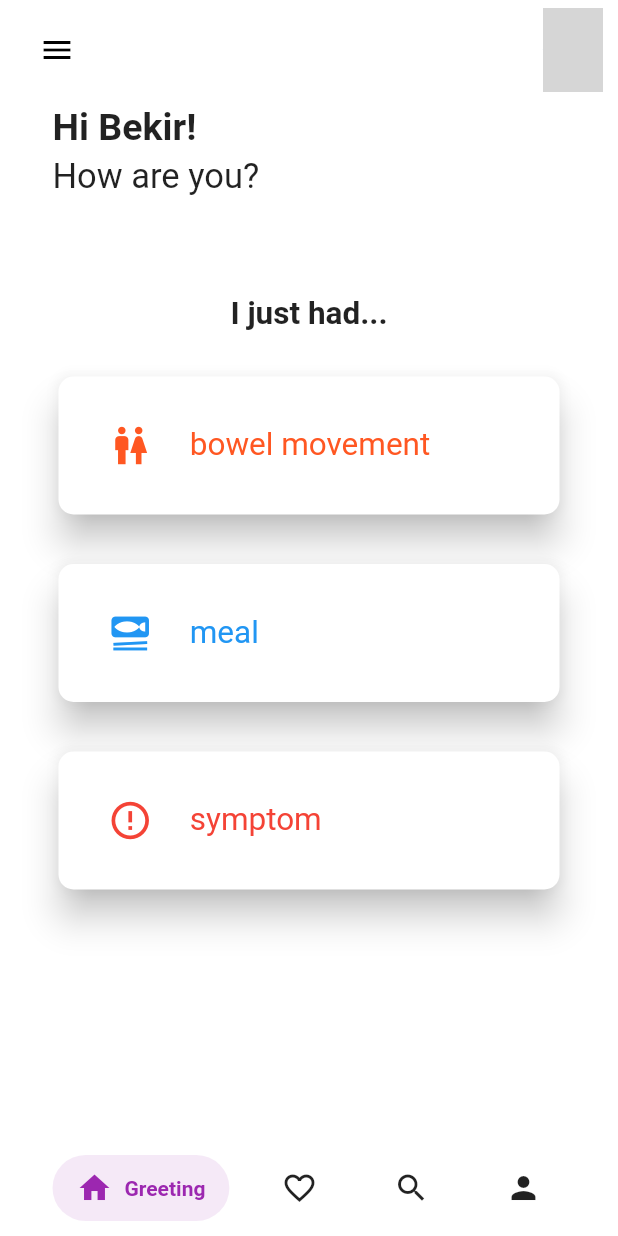
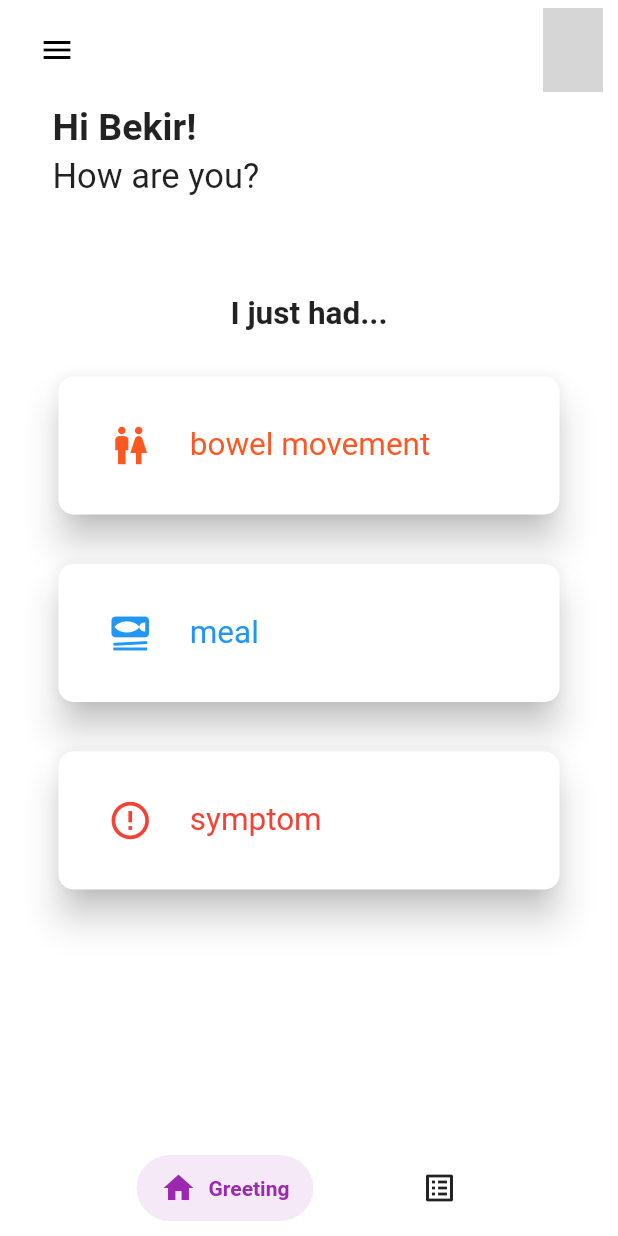
Before and after one commit to xnart/scd-mobile, a Flutter app: the HomePage screen opened by its route, on a phone screen of 412 x 824 dp. Run offline on Flutter 3.47's test engine with Material 2 defaults, Android fonts, the phone set to English and light mode, and no system bars; drawn by our look-alikes of salomon_bottom_bar; our stand-ins replace cloud_firestore, firebase_core, flutter_mobx, get, mobx; accounts and stored records are empty; generated files the repository leaves out were written again; network calls fail; grey boxes are pictures that could not be loaded.

Commit message:
organize files

```diff
--- a/scd_app/lib/pages/home.dart
+++ b/scd_app/lib/pages/home/home.dart
@@ -3,8 +3,8 @@ import 'package:flutter_mobx/flutter_mobx.dart';
 import 'package:get/get.dart';
 import 'package:salomon_bottom_bar/salomon_bottom_bar.dart';
 import 'package:scd_app/components/MyAppBar.dart';
-import 'package:scd_app/pages/scd_food_list.dart';
-import 'package:scd_app/pages/greeting.dart';
+import 'package:scd_app/pages/home/scd_food_list.dart';
+import 'package:scd_app/pages/home/greeting.dart';
 import 'package:scd_app/stores/navigation_store.dart';
 
 class HomePage extends StatelessWidget {
@@ -73,19 +73,9 @@ class HomePage extends StatelessWidget {
             selectedColor: Colors.purple,
           ),
           SalomonBottomBarItem(
-            icon: Icon(Icons.favorite_border),
+            icon: Icon(Icons.list_alt),
             title: Text("SCD Food List"),
             selectedColor: Colors.pink,
-          ),
-          SalomonBottomBarItem(
-            icon: Icon(Icons.search),
-            title: Text("Search"),
-            selectedColor: Colors.orange,
-          ),
-          SalomonBottomBarItem(
-            icon: Icon(Icons.person),
-            title: Text("Profile"),
-            selectedColor: Colors.teal,
           ),
         ],
       ),
--- a/scd_app/lib/pages/scd_food_list.dart
+++ b/scd_app/lib/pages/home/scd_food_list.dart
@@ -1,4 +1,3 @@
-import 'package:flutter/gestures.dart';
 import 'package:flutter/material.dart';
 import 'package:flutter_mobx/flutter_mobx.dart';
 import 'package:get/get.dart';
--- a/scd_app/lib/stores/scd_list_store.dart
+++ b/scd_app/lib/stores/scd_list_store.dart
@@ -2,8 +2,8 @@ import 'package:flutter/material.dart';
 import 'package:get/get.dart';
 import 'package:mobx/mobx.dart';
 import 'package:scd_app/models/scd_list_model.dart';
-import 'package:scd_app/pages/scd_food_list.dart';
-import 'package:scd_app/pages/scd_table_source.dart';
+import 'package:scd_app/pages/home/scd_food_list.dart';
+import 'package:scd_app/pages/home/scd_table_source.dart';
 import 'package:scd_app/repository/scd_repository.dart';
 
 part 'scd_list_store.g.dart';
```
Also changed, not shown: scd_app/lib/main.dart (+8 -4 lines), scd_app/lib/pages/meal/add_meal.dart (added, +11 -0 lines), scd_app/lib/pages/home/greeting.dart (renamed from scd_app/lib/pages/greeting.dart), scd_app/lib/pages/home/scd_table_source.dart (renamed from scd_app/lib/pages/scd_table_source.dart).
